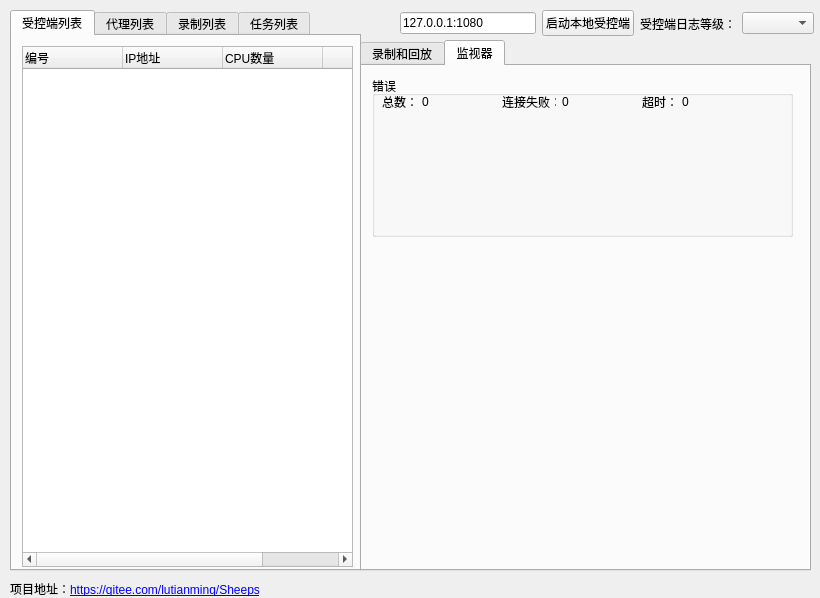
tianming-lu/OpenSheeps, file SheepsServer/UI/myStressTestServerPort.ui: the form before one commit.
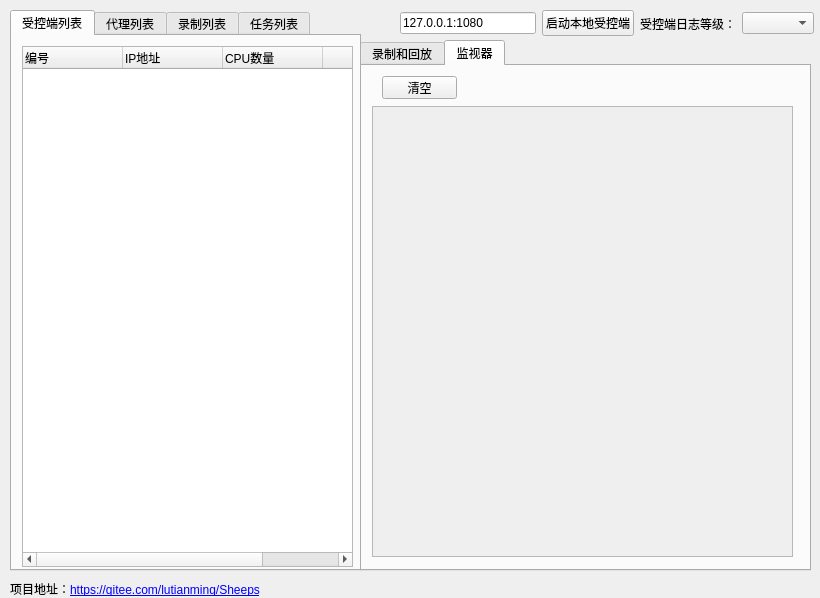
The form after the commit. The open tabs and pages were chosen to show the change.

Commit message: 修改受控端错误上报，以及控制端错误显示方式

```diff
--- a/SheepsServer/UI/myStressTestServerPort.ui
+++ b/SheepsServer/UI/myStressTestServerPort.ui
@@ -344,96 +344,31 @@
     <attribute name="title">
      <string>监视器</string>
     </attribute>
-    <widget class="QGroupBox" name="groupBox_3">
+    <widget class="QTextEdit" name="textEdit_UserReport">
+     <property name="enabled">
+      <bool>false</bool>
+     </property>
      <property name="geometry">
       <rect>
        <x>10</x>
-       <y>10</y>
+       <y>40</y>
        <width>421</width>
-       <height>161</height>
+       <height>451</height>
       </rect>
      </property>
-     <property name="title">
-      <string>错误</string>
+    </widget>
+    <widget class="QPushButton" name="pushButton_CleanUserReport">
+     <property name="geometry">
+      <rect>
+       <x>20</x>
+       <y>10</y>
+       <width>75</width>
+       <height>23</height>
+      </rect>
      </property>
-     <widget class="QLabel" name="label_9">
-      <property name="geometry">
-       <rect>
-        <x>10</x>
-        <y>20</y>
-        <width>54</width>
-        <height>12</height>
-       </rect>
-      </property>
-      <property name="text">
-       <string>总数：</string>
-      </property>
-     </widget>
-     <widget class="QLabel" name="label_10">
-      <property name="geometry">
-       <rect>
-        <x>130</x>
-        <y>20</y>
-        <width>54</width>
-        <height>12</height>
-       </rect>
-      </property>
-      <property name="text">
-       <string>连接失败：</string>
-      </property>
-     </widget>
-     <widget class="QLabel" name="label_11">
-      <property name="geometry">
-       <rect>
-        <x>270</x>
-        <y>20</y>
-        <width>54</width>
-        <height>12</height>
-       </rect>
-      </property>
-      <property name="text">
-       <string>超时：</string>
-      </property>
-     </widget>
-     <widget class="QLabel" name="label_errtotal">
-      <property name="geometry">
-       <rect>
-        <x>50</x>
-        <y>20</y>
-        <width>54</width>
-        <height>12</height>
-       </rect>
-      </property>
-      <property name="text">
-       <string>0</string>
-      </property>
-     </widget>
-     <widget class="QLabel" name="label_errconnect">
-      <property name="geometry">
-       <rect>
-        <x>190</x>
-        <y>20</y>
-        <width>54</width>
-        <height>12</height>
-       </rect>
-      </property>
-      <property name="text">
-       <string>0</string>
-      </property>
-     </widget>
-     <widget class="QLabel" name="label_timeout">
-      <property name="geometry">
-       <rect>
-        <x>310</x>
-        <y>20</y>
-        <width>54</width>
-        <height>12</height>
-       </rect>
-      </property>
-      <property name="text">
-       <string>0</string>
-      </property>
-     </widget>
+     <property name="text">
+      <string>清空</string>
+     </property>
     </widget>
    </widget>
   </widget>
@@ -672,7 +607,7 @@
     <bool>true</bool>
    </property>
   </widget>
-  <widget class="QWidget" name="">
+  <widget class="QWidget" name="layoutWidget">
    <property name="geometry">
     <rect>
      <x>400</x>
```
The commit also changes 7 other files.
